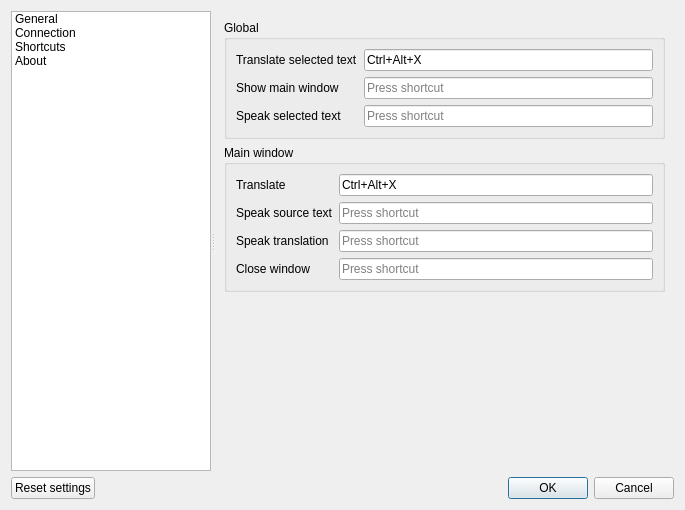
First picture: the form in src/settingsdialog.ui, repository crow-translate/crow-translate, before the edit.
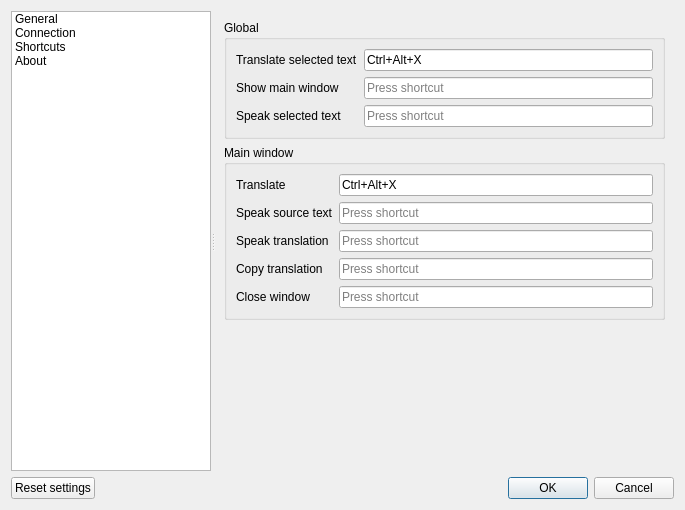
Second picture: the form after the edit. The open tabs and pages were chosen to show the change. Icons and pictures are not drawn.

Commit message: Add a shortcut to copy only the translation

```diff
--- a/src/settingsdialog.ui
+++ b/src/settingsdialog.ui
@@ -677,16 +677,26 @@
              </property>
             </widget>
            </item>
-           <item row="3" column="0">
+           <item row="4" column="0">
             <widget class="QLabel" name="closeWindowLabel">
              <property name="text">
               <string>Close window</string>
              </property>
             </widget>
            </item>
-           <item row="3" column="1">
+           <item row="4" column="1">
             <widget class="QKeySequenceEdit" name="closeWindowSequenceEdit"/>
            </item>
+           <item row="3" column="0">
+            <widget class="QLabel" name="copyTranslationLabel">
+             <property name="text">
+              <string>Copy translation</string>
+             </property>
+            </widget>
+           </item>
+           <item row="3" column="1">
+            <widget class="QKeySequenceEdit" name="copyTranslationSequenceEdit"/>
+           </item>
           </layout>
          </widget>
         </item>
```
The commit also changes 3 other files.
